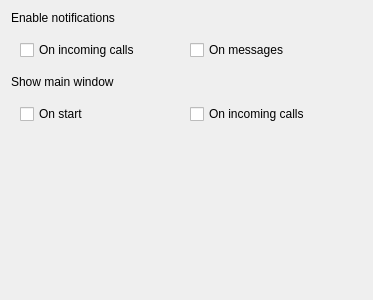
Above: src/conf/dlgdisplaybase.ui from KDE/ring-kde before the change. Below: the same form after it.
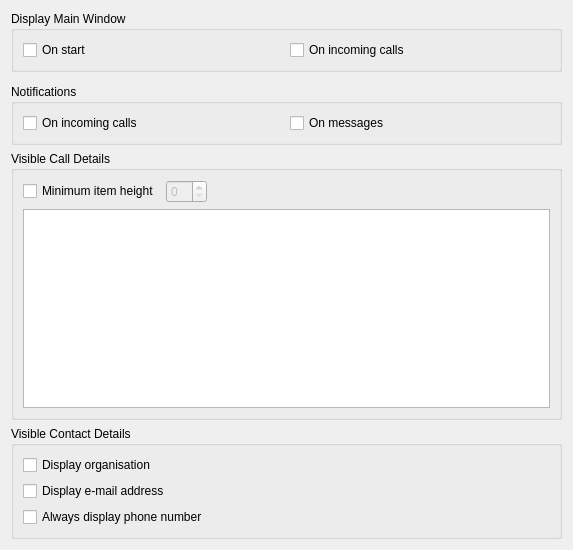
That is the form after the change.

The edit to the form file:
```diff
--- a/src/conf/dlgdisplaybase.ui
+++ b/src/conf/dlgdisplaybase.ui
@@ -6,25 +6,47 @@
    <rect>
     <x>0</x>
     <y>0</y>
-    <width>373</width>
-    <height>300</height>
+    <width>573</width>
+    <height>550</height>
    </rect>
   </property>
+  <property name="minimumSize">
+   <size>
+    <width>0</width>
+    <height>550</height>
+   </size>
+  </property>
   <property name="windowTitle">
    <string notr="true">Display settings</string>
   </property>
   <layout class="QVBoxLayout" name="verticalLayout">
    <item>
-    <widget class="QLabel" name="label1_notifications">
-     <property name="sizePolicy">
-      <sizepolicy hsizetype="Preferred" vsizetype="Fixed">
-       <horstretch>0</horstretch>
-       <verstretch>0</verstretch>
-      </sizepolicy>
+    <widget class="QGroupBox" name="groupBox_2">
+     <property name="title">
+      <string>Display Main Window</string>
      </property>
-     <property name="text">
-      <string>Enable notifications</string>
-     </property>
+     <layout class="QHBoxLayout" name="horizontalLayout_2">
+      <item>
+       <widget class="QCheckBox" name="kcfg_displayOnStart">
+        <property name="accessibleDescription">
+         <string comment="Show main window on start"/>
+        </property>
+        <property name="text">
+         <string>On start</string>
+        </property>
+       </widget>
+      </item>
+      <item>
+       <widget class="QCheckBox" name="kcfg_displayOnCalls">
+        <property name="accessibleDescription">
+         <string comment="Show main window on incoming calls"/>
+        </property>
+        <property name="text">
+         <string>On incoming calls</string>
+        </property>
+       </widget>
+      </item>
+     </layout>
     </widget>
    </item>
    <item>
@@ -35,7 +57,14 @@
        <verstretch>0</verstretch>
       </sizepolicy>
      </property>
-     <layout class="QHBoxLayout" name="horizontalLayout_5">
+    </widget>
+   </item>
+   <item>
+    <widget class="QGroupBox" name="groupBox">
+     <property name="title">
+      <string>Notifications</string>
+     </property>
+     <layout class="QHBoxLayout" name="horizontalLayout">
       <item>
        <widget class="QCheckBox" name="kcfg_notifOnCalls">
         <property name="accessibleDescription">
@@ -60,63 +89,78 @@
     </widget>
    </item>
    <item>
-    <widget class="QLabel" name="label2_displayMainWindow">
-     <property name="sizePolicy">
-      <sizepolicy hsizetype="Preferred" vsizetype="Fixed">
-       <horstretch>0</horstretch>
-       <verstretch>0</verstretch>
-      </sizepolicy>
+    <widget class="QGroupBox" name="groupBox_3">
+     <property name="title">
+      <string>Visible Call Details</string>
      </property>
-     <property name="text">
-      <string>Show main window</string>
-     </property>
+     <layout class="QGridLayout" name="gridLayout">
+      <item row="1" column="0" colspan="2">
+       <widget class="QListWidget" name="m_pDetailsList"/>
+      </item>
+      <item row="0" column="0" colspan="2">
+       <layout class="QHBoxLayout" name="horizontalLayout_3">
+        <item>
+         <widget class="QCheckBox" name="kcfg_limitMinimumRowHeight">
+          <property name="text">
+           <string>Minimum item height</string>
+          </property>
+         </widget>
+        </item>
+        <item>
+         <widget class="QSpinBox" name="kcfg_minimumRowHeight">
+          <property name="enabled">
+           <bool>false</bool>
+          </property>
+         </widget>
+        </item>
+        <item>
+         <spacer name="horizontalSpacer_2">
+          <property name="orientation">
+           <enum>Qt::Horizontal</enum>
+          </property>
+          <property name="sizeHint" stdset="0">
+           <size>
+            <width>40</width>
+            <height>20</height>
+           </size>
+          </property>
+         </spacer>
+        </item>
+       </layout>
+      </item>
+     </layout>
     </widget>
    </item>
    <item>
-    <widget class="QWidget" name="widget_displayMainWindow" native="true">
-     <property name="sizePolicy">
-      <sizepolicy hsizetype="Preferred" vsizetype="Fixed">
-       <horstretch>0</horstretch>
-       <verstretch>0</verstretch>
-      </sizepolicy>
+    <widget class="QGroupBox" name="groupBox_4">
+     <property name="title">
+      <string>Visible Contact Details</string>
      </property>
-     <layout class="QHBoxLayout" name="horizontalLayout_6">
+     <layout class="QVBoxLayout" name="verticalLayout_2">
       <item>
-       <widget class="QCheckBox" name="kcfg_displayOnStart">
-        <property name="accessibleDescription">
-         <string comment="Show main window on start"/>
-        </property>
+       <widget class="QCheckBox" name="kcfg_displayOrganisation">
         <property name="text">
-         <string>On start</string>
+         <string>Display organisation</string>
         </property>
        </widget>
       </item>
       <item>
-       <widget class="QCheckBox" name="kcfg_displayOnCalls">
-        <property name="accessibleDescription">
-         <string comment="Show main window on incoming calls"/>
+       <widget class="QCheckBox" name="kcfg_displayEmail">
+        <property name="text">
+         <string>Display e-mail address</string>
         </property>
+       </widget>
+      </item>
+      <item>
+       <widget class="QCheckBox" name="kcfg_alwaysShowPhoneNumber">
         <property name="text">
-         <string>On incoming calls</string>
+         <string>Always display phone number</string>
         </property>
        </widget>
       </item>
      </layout>
     </widget>
    </item>
-   <item>
-    <spacer name="verticalSpacer_configDisplay">
-     <property name="orientation">
-      <enum>Qt::Vertical</enum>
-     </property>
-     <property name="sizeHint" stdset="0">
-      <size>
-       <width>20</width>
-       <height>16777215</height>
-      </size>
-     </property>
-    </spacer>
-   </item>
   </layout>
  </widget>
  <resources/>
```
